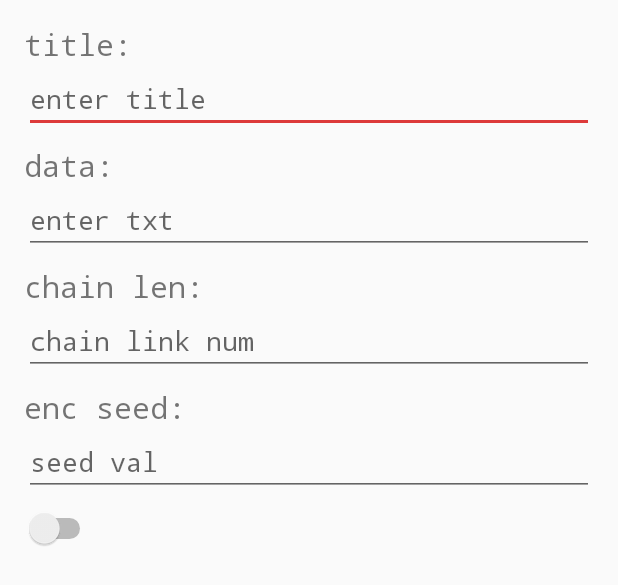
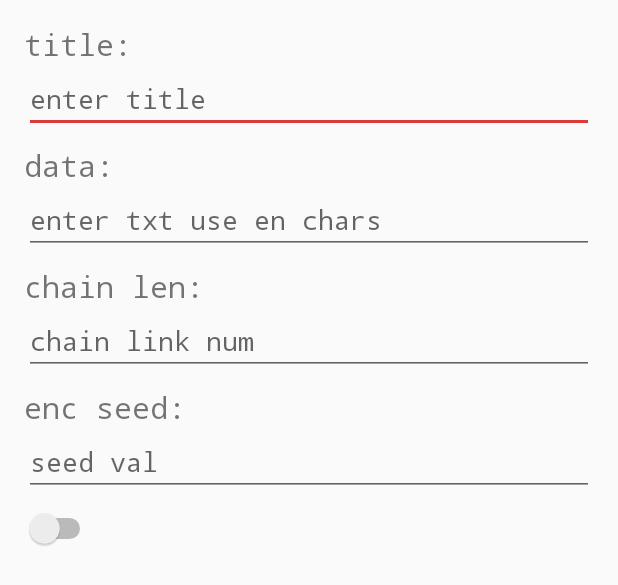
Before and after one commit to codevarius/JargogleApp, an Android app: the layout jargogle_detail_fragment.xml on its own in the app's theme, with its tools: preview values and no code run, on a phone screen of 412 x 824 dp. Shown: the top 585 px of the screen. Run offline under Robolectric (Android 15) with nearby library versions, the phone set to English and light mode, and no system bars.

Commit message:
minor updates

```diff
--- a/app/src/main/res/values/strings.xml
+++ b/app/src/main/res/values/strings.xml
@@ -5,7 +5,7 @@
     <string name="jargogle_encoded">enc</string>
     <string name="default_jargogle_title">default</string>
     <string name="default_jargogle_data">
-        example jargogle data which contains some secret info.
+        example jargogle data which contains some secret info
     </string>
     <string name="send_intent_title">send:</string>
     <string name="secret_key">key</string>
@@ -24,6 +24,6 @@
     <string name="title">title:</string>
     <string name="jargogle_title">enter title</string>
     <string name="data">data:</string>
-    <string name="enter_text">enter txt</string>
+    <string name="enter_text">enter txt use en chars</string>
     <string name="details">details</string>
 </resources>
```
